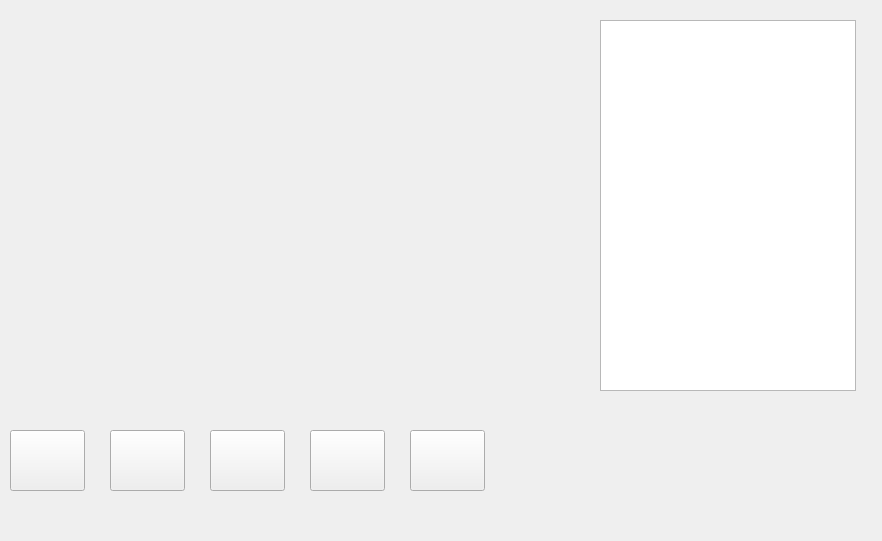
Before: the Qt Designer form mainwindow.ui in pandas-coding/musicplayer-qt, drawn with Qt 5.
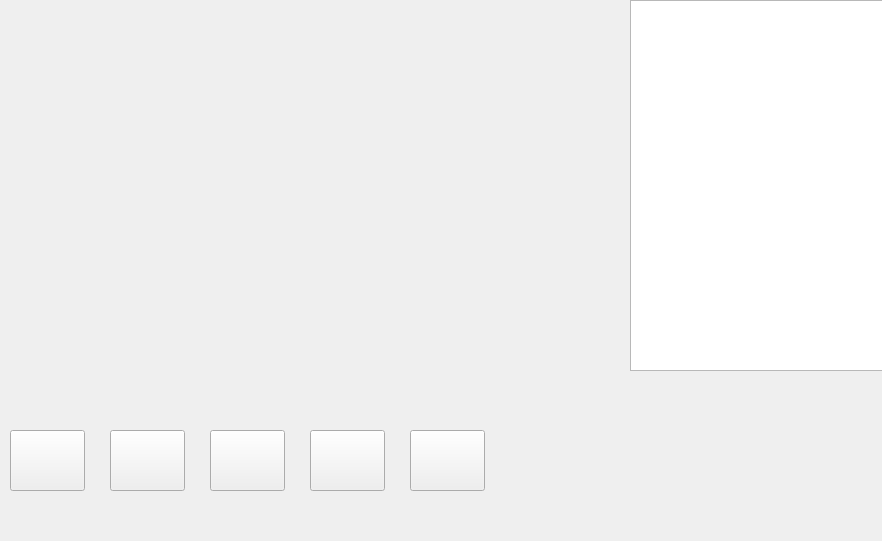
After: the same form once the commit is applied.

Commit message: feat: reformatted music list styles.

What changed in the file:
```diff
--- a/mainwindow.ui
+++ b/mainwindow.ui
@@ -82,8 +82,8 @@
    <widget class="QListWidget" name="musicList">
     <property name="geometry">
      <rect>
-      <x>600</x>
-      <y>20</y>
+      <x>630</x>
+      <y>0</y>
       <width>256</width>
       <height>371</height>
      </rect>
```
The commit also changes 2 other files.
